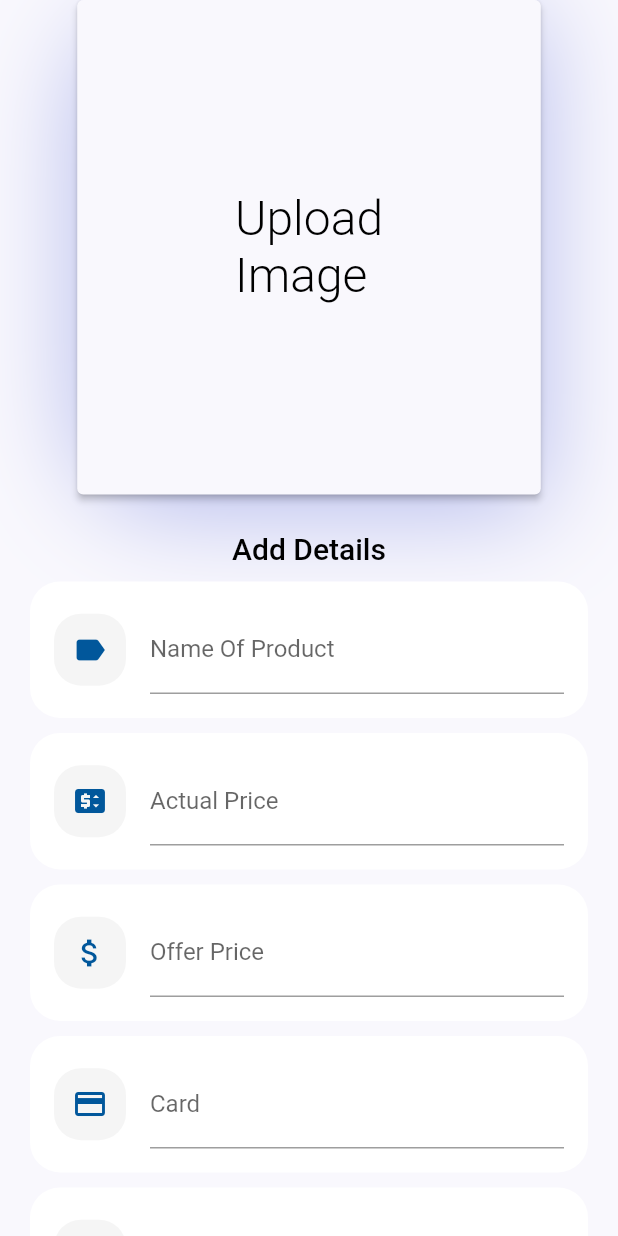
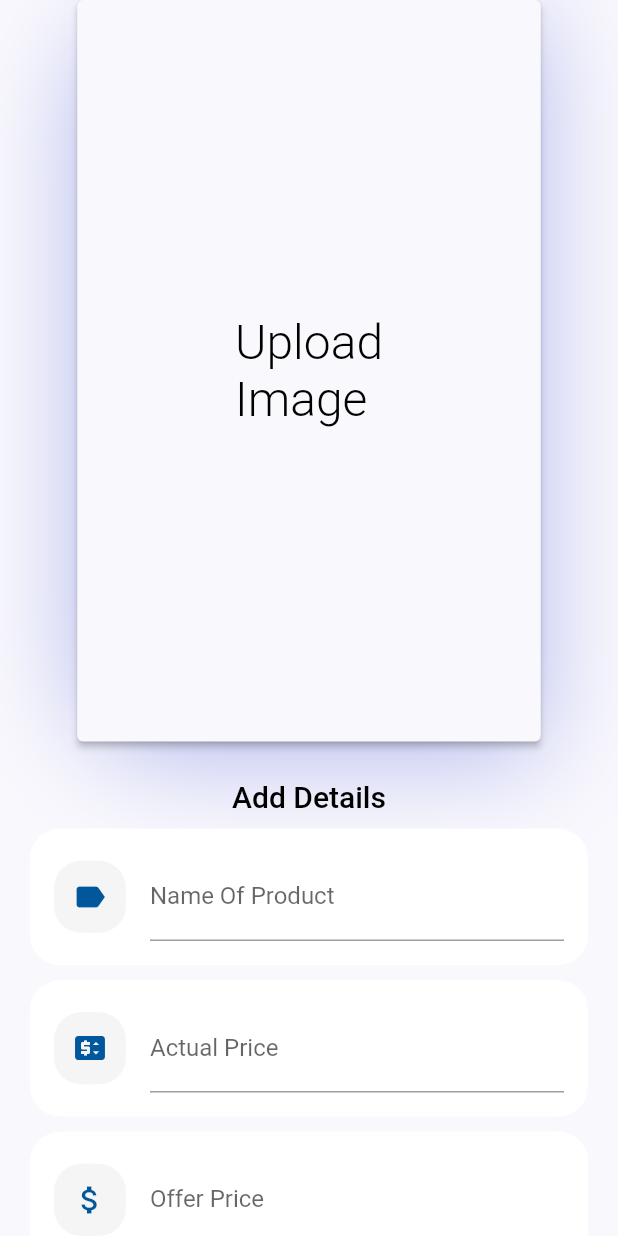
Before and after one commit to author-sanjay/yerper_admin, a Flutter app: the AddDeal screen opened directly, on a phone screen of 412 x 824 dp. Run offline on Flutter 3.47's test engine with Material 2 defaults, Android fonts, the light colour scheme and no system bars; our stand-ins replace file_picker, firebase_core, firebase_storage, flutter_svg, pinput; missing offline and left inert: dart:ffi; accounts and stored records are empty.

Commit message:
finally ho gaya

```diff
--- a/lib/Screens/DetailsScreen/Components/Body.dart
+++ b/lib/Screens/DetailsScreen/Components/Body.dart
@@ -2,6 +2,7 @@
 
 import 'package:flutter/material.dart';
 import 'package:yerper_admin/Screens/DetailsScreen/Components/IconsandImage.dart';
+import 'package:yerper_admin/Screens/DetailsScreen/Components/Image.dart';
 import 'package:yerper_admin/constants.dart';
 
 class Body extends StatefulWidget {
@@ -12,22 +13,35 @@ class Body extends StatefulWidget {
 }
 
 class _BodyState extends State<Body> {
-  String actualprice = "NA";
-  String offer_price = "NA";
-  String card = "NONE";
-  String user_earning = "NA";
+  Future<void> post(String name, int actual, int offer, String card,
+      int earning, String photo, int count) async {
+    print(photo);
+  }
+
   @override
   Widget build(BuildContext context) {
     Size size = MediaQuery.of(context).size;
+    int actualprice = 0;
+    int offer_price = 0;
+    String card = "NONE";
+    int user_earning = 0;
+    String description = "";
+    String? photourl = null;
+    String name = "";
+    int count = 0;
+
+    void change(String url) {
+      setState(() {
+        photourl = url;
+      });
+    }
+
     return SingleChildScrollView(
       child: Column(
         children: <Widget>[
           ImageAndIcons(
             size: size,
-            actualprice: actualprice,
-            card: card,
-            earning: user_earning,
-            offerPrice: offer_price,
+            photourl: photourl,
           ),
           SizedBox(
             width: MediaQuery.of(context).size.width - 30,
@@ -76,7 +90,9 @@ class _BodyState extends State<Body> {
                             crossAxisAlignment: CrossAxisAlignment.start,
                             children: <Widget>[
                               TextField(
-                                onChanged: (value) {},
+                                onChanged: (value) {
+                                  name = value;
+                                },
                                 decoration: InputDecoration(
                                     labelText: "Name Of Product"),
                               ),
@@ -114,7 +130,7 @@ class _BodyState extends State<Body> {
                             children: <Widget>[
                               TextField(
                                 onChanged: (value) {
-                                  setState(() {});
+                                  actualprice = value as int;
                                 },
                                 decoration:
                                     InputDecoration(labelText: "Actual Price"),
@@ -152,7 +168,9 @@ class _BodyState extends State<Body> {
                             crossAxisAlignment: CrossAxisAlignment.start,
                             children: <Widget>[
                               TextField(
-                                onChanged: (value) {},
+                                onChanged: (value) {
+                                  offer_price = value as int;
+                                },
                                 decoration:
                                     InputDecoration(labelText: "Offer Price"),
                               ),
@@ -189,7 +207,9 @@ class _BodyState extends State<Body> {
                             crossAxisAlignment: CrossAxisAlignment.start,
                             children: <Widget>[
                               TextField(
-                                onChanged: (value) {},
+                                onChanged: (value) {
+                                  card = value;
+                                },
                                 decoration: InputDecoration(labelText: "Card"),
                               ),
                             ],
@@ -225,7 +245,9 @@ class _BodyState extends State<Body> {
                             crossAxisAlignment: CrossAxisAlignment.start,
                             children: <Widget>[
                               TextField(
-                                onChanged: (value) {},
+                                onChanged: (value) {
+                                  user_earning = value as int;
+                                },
                                 decoration:
                                     InputDecoration(labelText: "User Earning"),
                               ),
@@ -262,9 +284,51 @@ class _BodyState extends State<Body> {
                             crossAxisAlignment: CrossAxisAlignment.start,
                             children: <Widget>[
                               TextField(
-                                onChanged: (value) {},
+                                onChanged: (value) {
+                                  description = value;
+                                },
                                 decoration:
                                     InputDecoration(labelText: "Description"),
+                              ),
+                            ],
+                          ),
+                        ),
+                      ],
+                    ),
+                  ),
+                  Container(
+                    margin: EdgeInsets.only(top: 10),
+                    padding: EdgeInsets.all(16),
+                    decoration: BoxDecoration(
+                        color: Colors.white,
+                        borderRadius: BorderRadius.all(Radius.circular(20))),
+                    child: Row(
+                      children: <Widget>[
+                        Container(
+                          decoration: BoxDecoration(
+                              color: Colors.grey[100],
+                              borderRadius:
+                                  BorderRadius.all(Radius.circular(18))),
+                          child: Icon(
+                            Icons.description,
+                            color: Colors.lightBlue[900],
+                          ),
+                          padding: EdgeInsets.all(12),
+                        ),
+                        SizedBox(
+                          width: 16,
+                        ),
+                        Expanded(
+                          child: Column(
+                            crossAxisAlignment: CrossAxisAlignment.start,
+                            children: <Widget>[
+                              TextField(
+                                onChanged: (value) {
+                                  count = value as int;
+                                },
+                                decoration:
+                                    InputDecoration(labelText: "Deal Limit"),
+                                keyboardType: TextInputType.number,
                               ),
                             ],
                           ),
@@ -289,7 +353,11 @@ class _BodyState extends State<Body> {
                 children: <Widget>[
                   Spacer(),
                   GestureDetector(
-                      onTap: () {},
+                      onTap: () {
+                        // print(deal.photo);
+                        post(name, actualprice, offer_price, card, user_earning,
+                            deal.photo, count);
+                      },
                       child: Text(
                         "Post Deal",
                         style: TextStyle(
--- a/lib/Screens/DetailsScreen/Components/IconsandImage.dart
+++ b/lib/Screens/DetailsScreen/Components/IconsandImage.dart
@@ -5,24 +5,23 @@ import 'package:yerper_admin/Screens/DetailsScreen/Components/Image.dart';
 import 'package:yerper_admin/Screens/DetailsScreen/Components/LeftIcons.dart';
 
 class ImageAndIcons extends StatelessWidget {
-  const ImageAndIcons({
-    Key? key,
-    required this.size,
-    required this.actualprice,
-    required this.offerPrice,
-    required this.card,
-    required this.earning,
-  }) : super(key: key);
+  var photourl;
 
-  final Size size;
-  final String actualprice;
-  final String offerPrice;
-  final String card;
-  final String earning;
+
+
+  ImageAndIcons({Key? key, required this.size,required this.photourl})
+      : super(key: key);
+
+  Size size;
 
   @override
   Widget build(BuildContext context) {
     return SizedBox(
-        height: size.height * 0.4, child: Center(child: Images(size: size)));
+        height: size.height * 0.6,
+        child: Center(
+            child: Images(
+          size: size,
+          photo: this.photourl,
+        )));
   }
 }
--- a/lib/Screens/DetailsScreen/Components/Image.dart
+++ b/lib/Screens/DetailsScreen/Components/Image.dart
@@ -3,15 +3,23 @@
 import 'package:file_picker/file_picker.dart';
 import 'package:flutter/material.dart';
 import 'package:yerper_admin/Screens/service/storageservice.dart';
-
+import 'package:yerper_admin/modal/Deals.dart';
+import '../../../modal/Deals.dart';
+import './Body.dart';
 import '../../../constants.dart';
 
+Deals deal = Deals("", "", 0, "", "", "", "", "");
+
 class Images extends StatefulWidget {
-  const Images({
-    Key? key,
-    required this.size,
-  }) : super(key: key);
-
+  final dynamic change;
+  Images(
+      {Key? key,
+      required this.size,
+      required this.photo,
+      this.change,
+      String? photourl})
+      : super(key: key);
+  String? photo;
   final Size size;
 
   @override
@@ -19,7 +27,7 @@ class Images extends StatefulWidget {
 }
 
 class _ImagesState extends State<Images> {
-  String? imgurl = null;
+// final dynamic change;
   @override
   Widget build(BuildContext context) {
     final Storage storage = Storage();
@@ -36,7 +44,7 @@ class _ImagesState extends State<Images> {
                 color: kprimarycolor.withOpacity(0.29)),
           ],
         ),
-        child: (imgurl == null)
+        child: (widget.photo == null)
             ? ElevatedButton(
                 onPressed: () async {
                   final results = await FilePicker.platform.pickFiles(
@@ -57,9 +65,13 @@ class _ImagesState extends State<Images> {
                   final filename = results.files.single.name;
                   // ignore: avoid_print
                   storage.uploadfile(path!, filename).then(((result) {
-                    imgurl = result;
+                    // deals("", "", "", "", "", "", 0, widget.photourl!);
 
-                    setState(() {});
+                    setState(() {
+                      deal.photo = result;
+                      widget.photo = result;
+                      print(widget.photo);
+                    });
                   }));
                 },
                 style: ButtonStyle(
@@ -73,6 +85,6 @@ class _ImagesState extends State<Images> {
                       fontWeight: FontWeight.w300),
                 ),
               )
-            : Image.network(imgurl!));
+            : Image.network(widget.photo!));
   }
 }
```
Also changed, not shown: lib/modal/Deals.dart (added, +18 -0 lines).
